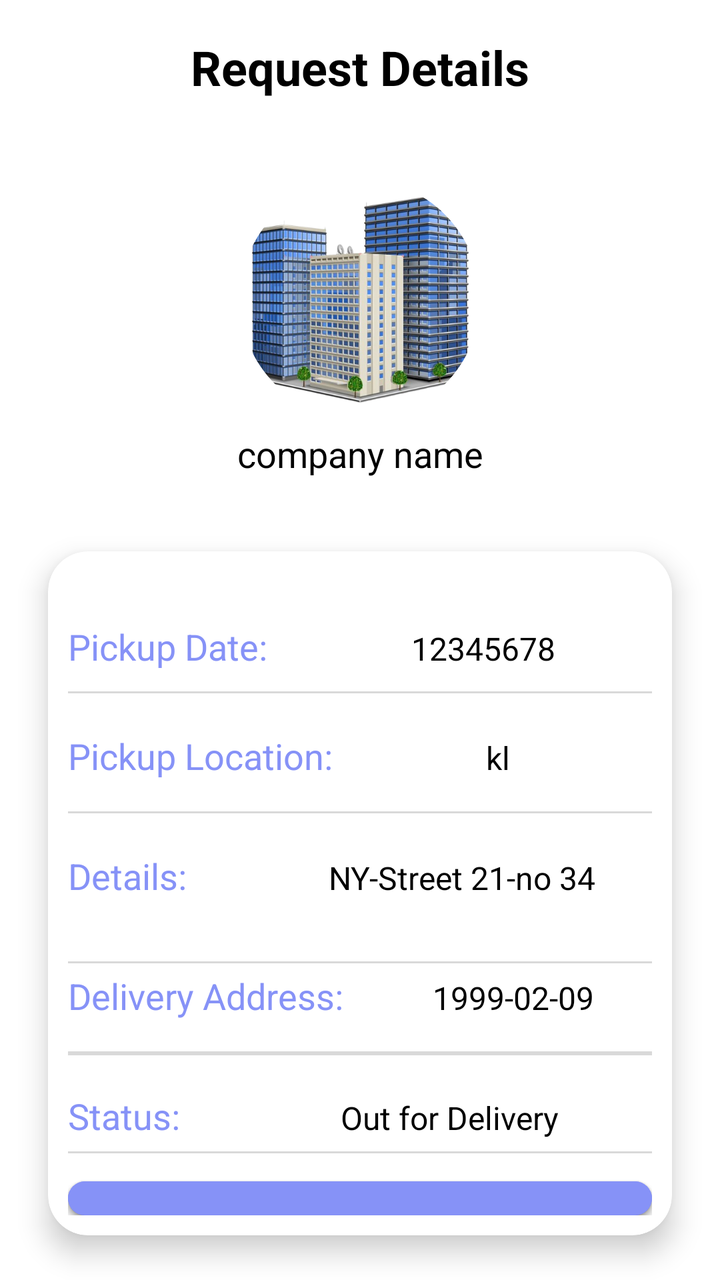
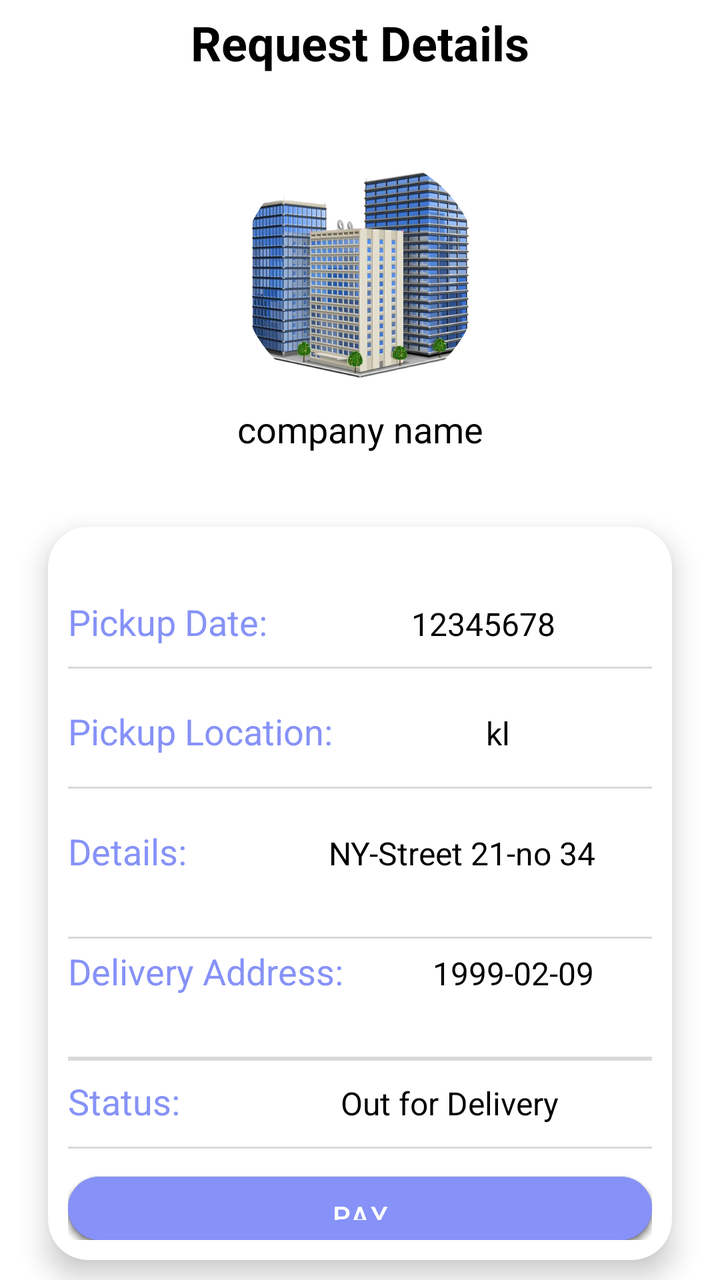

Screens rendered from an Android XML layout before and after an edit, with the pre-edit source and the edit as a unified diff.
<!-- AndroidManifest.xml: application theme Base.Theme.GoBetween -->
<!-- res/layout/activity_request_details.xml -->
<?xml version="1.0" encoding="utf-8"?>
<LinearLayout
    xmlns:android="http://schemas.android.com/apk/res/android"
    xmlns:app="http://schemas.android.com/apk/res-auto"
    xmlns:tools="http://schemas.android.com/tools"
    android:layout_width="match_parent"
    android:layout_height="match_parent"
    android:orientation="vertical"
    tools:context=".CompanyDetails">
    <ImageView
        android:id="@+id/arrow"
        android:layout_width="35dp"
        android:layout_height="47dp"
        android:layout_gravity="start|center_vertical|center"
        android:layout_marginTop="15dp"
        android:src="@drawable/baseline_arrow_back_24" />

    <TextView
        android:layout_width="wrap_content"
        android:layout_height="wrap_content"
        android:id="@+id/detailName"
        android:text="Request Details"
        android:layout_marginTop="-45dp"
        android:textSize="24sp"
        android:textStyle="bold"
        android:layout_gravity="center"/>



    <com.google.android.material.imageview.ShapeableImageView
        android:id="@+id/companyImage"
        android:layout_width="120dp"
        android:layout_height="120dp"
        android:layout_gravity="center"
        android:layout_marginTop="40dp"
        android:scaleType="centerCrop"
        app:shapeAppearanceOverlay="@style/circle"
        android:src="@drawable/company" />

    <TextView
        android:id="@+id/companyName"
        android:layout_width="match_parent"
        android:layout_height="51dp"
        android:layout_marginTop="5dp"
        android:text="company name"
        android:textAlignment="center"
        android:textSize="18dp" />

    <androidx.cardview.widget.CardView
        android:id="@+id/linearLayout3"
        android:layout_width="match_parent"
        android:layout_height="wrap_content"
        android:layout_marginStart="24dp"
        android:layout_marginTop="10dp"
        android:layout_marginEnd="24dp"
        android:layout_marginBottom="10dp"
        android:background="@drawable/white_background"
        android:elevation="3dp"
        android:orientation="vertical"
        app:cardCornerRadius="20dp"
        app:cardElevation="8dp"
        app:layout_constraintBottom_toBottomOf="parent"
        app:layout_constraintEnd_toEndOf="parent"
        app:layout_constraintHorizontal_bias="1.0"
        app:layout_constraintStart_toStartOf="parent"
        app:layout_constraintTop_toBottomOf="@id/constraintLayout"
        app:layout_constraintVertical_bias="0.279"
        tools:layout_constraintStart_toEndOf="parent">

        <LinearLayout
            android:layout_width="match_parent"
            android:layout_height="wrap_content"
            android:layout_margin="10dp"
            android:layout_marginStart="10dp"
            android:layout_marginTop="24dp"
            android:layout_marginEnd="10dp"
            android:layout_marginBottom="10dp"
            android:orientation="horizontal"
            android:paddingTop="30dp">

            <TextView
                android:id="@+id/textView20"
                android:layout_width="wrap_content"
                android:layout_height="wrap_content"
                android:layout_marginTop="-5dp"
                android:layout_weight="1"
                android:text="Pickup Date:"
                android:textColor="@color/lavender"
                android:textSize="18sp" />

            <TextView
                android:id="@+id/pickupDate"
                android:layout_width="144dp"
                android:layout_height="wrap_content"
                android:layout_marginTop="-5dp"
                android:layout_weight="1"
                android:text="12345678"
                android:textAlignment="center"
                android:textSize="16sp" />

        </LinearLayout>

        <View
            android:id="@+id/view1"
            android:layout_width="match_parent"
            android:layout_height="1dp"
            android:layout_marginStart="10dp"
            android:layout_marginTop="70dp"
            android:layout_marginEnd="10dp"
            android:layout_marginBottom="6dp"
            android:background="#D9D9D9" />

        <LinearLayout
            android:layout_width="match_parent"
            android:layout_height="wrap_content"
            android:layout_margin="10dp"
            android:orientation="horizontal">

            <TextView
                android:id="@+id/textView31"
                android:layout_width="wrap_content"
                android:layout_height="wrap_content"
                android:layout_marginTop="80dp"
                android:layout_weight="1"
                android:text="Pickup Location:"
                android:textColor="@color/lavender"
                android:textSize="18sp" />

            <TextView
                android:id="@+id/pickupLocation"
                android:layout_width="148dp"
                android:layout_height="wrap_content"
                android:layout_marginTop="80dp"
                android:layout_weight="1"
                android:text="kl"
                android:textAlignment="center"
                android:textSize="16sp" />

        </LinearLayout>

        <View
            android:id="@+id/view5"
            android:layout_width="match_parent"
            android:layout_height="1dp"
            android:layout_marginStart="10dp"
            android:layout_marginTop="130dp"
            android:layout_marginEnd="10dp"
            android:layout_marginBottom="6dp"
            android:background="#D9D9D9" />

        <LinearLayout
            android:layout_width="match_parent"
            android:layout_height="wrap_content"
            android:layout_margin="10dp"
            android:orientation="horizontal">

            <TextView
                android:id="@+id/textView22"
                android:layout_width="wrap_content"
                android:layout_height="wrap_content"
                android:layout_marginTop="140dp"
                android:layout_weight="1"
                android:text="Details:"
                android:textColor="@color/lavender"
                android:textSize="18sp" />

            <TextView
                android:id="@+id/description"
                android:layout_width="148dp"
                android:layout_height="wrap_content"
                android:layout_marginTop="140dp"
                android:layout_marginBottom="5dp"
                android:layout_weight="1"
                android:text="NY-Street 21-no 34"
                android:textAlignment="center"
                android:textSize="16sp" />

        </LinearLayout>

        <View
            android:id="@+id/view2"
            android:layout_width="match_parent"
            android:layout_height="1dp"
            android:layout_marginStart="10dp"
            android:layout_marginTop="205dp"
            android:layout_marginEnd="10dp"
            android:layout_marginBottom="6dp"
            android:background="#D9D9D9" />

        <LinearLayout
            android:layout_width="match_parent"
            android:layout_height="wrap_content"
            android:layout_margin="10dp"
            android:orientation="horizontal">

            <TextView
                android:id="@+id/textView24"
                android:layout_width="wrap_content"
                android:layout_height="wrap_content"
                android:layout_marginTop="200dp"
                android:layout_weight="1"
                android:text="Delivery Address:"
                android:textColor="@color/lavender"
                android:textSize="18sp" />

            <TextView
                android:id="@+id/deliveryAddress"
                android:layout_width="122dp"
                android:layout_height="wrap_content"
                android:layout_marginTop="200dp"
                android:layout_weight="1"
                android:text="1999-02-09"
                android:textAlignment="center"
                android:textSize="16sp" />

        </LinearLayout>

        <View
            android:id="@+id/view3"
            android:layout_width="match_parent"
            android:layout_height="2dp"
            android:layout_marginStart="10dp"
            android:layout_marginTop="250dp"
            android:layout_marginEnd="10dp"
            android:layout_marginBottom="6dp"
            android:background="#D9D9D9" />

        <LinearLayout
            android:layout_width="match_parent"
            android:layout_height="wrap_content"
            android:layout_margin="10dp"
            android:orientation="horizontal">

            <TextView
                android:id="@+id/textView26"
                android:layout_width="wrap_content"
                android:layout_height="wrap_content"
                android:layout_marginTop="260dp"
                android:layout_weight="1"
                android:text="Status:"
                android:textColor="@color/lavender"
                android:textSize="18sp" />

            <TextView
                android:id="@+id/status"
                android:layout_width="169dp"
                android:layout_height="wrap_content"
                android:layout_marginTop="260dp"
                android:layout_weight="1"
                android:text="Out for Delivery"
                android:textAlignment="center"
                android:textSize="16sp" />

        </LinearLayout>

        <View
            android:id="@+id/view4"
            android:layout_width="match_parent"
            android:layout_height="1dp"
            android:layout_marginStart="10dp"
            android:layout_marginTop="300dp"
            android:layout_marginEnd="10dp"
            android:layout_marginBottom="20dp"
            android:paddingBottom="10dp"
            android:background="#D9D9D9" />

        <LinearLayout
            android:layout_width="match_parent"
            android:layout_height="wrap_content"
            android:layout_margin="10dp"
            android:orientation="horizontal">

            <Button
                android:id="@+id/buttonPay"
                android:layout_width="match_parent"
                android:layout_height="wrap_content"
                android:layout_marginTop="305dp"
                android:background="@drawable/background_button1"
                android:text="Pay" />
        </LinearLayout>

        <LinearLayout
            android:layout_width="match_parent"
            android:layout_height="wrap_content"
            android:layout_margin="10dp"
            android:orientation="horizontal">

            <Button
                android:id="@+id/buttonTrack"
                android:layout_width="match_parent"
                android:layout_height="wrap_content"
                android:layout_marginTop="305dp"
                android:background="@drawable/background_button1"
                android:text="Track" />
        </LinearLayout>
    </androidx.cardview.widget.CardView>
</LinearLayout>
<!-- resources referenced by this layout -->
<resources>
  <color name="lavender">#8692f7</color>
  <!-- drawable background_button1 (drawable) -->
  <?xml version="1.0" encoding="utf-8"?>
  <selector
      xmlns:android="http://schemas.android.com/apk/res/android">
  <item>
      <shape android:shape="rectangle"
          android:layout_width="match_parent"
          android:layout_height="50dp">
          <solid android:color="@color/green"/>
          <corners android:radius="50dp"/>
      </shape>
  </item>
  </selector>
  <!-- drawable baseline_arrow_back_24 (drawable) -->
  <vector android:autoMirrored="true" android:height="24dp"
      android:viewportHeight="24"
      android:viewportWidth="24" android:width="24dp" xmlns:android="http://schemas.android.com/apk/res/android">
      <path android:fillColor="@color/white" android:pathData="M20,11H7.83l5.59,-5.59L12,4l-8,8 8,8 1.41,-1.41L7.83,13H20v-2z"/>
  </vector>
  <!-- drawable company: png bitmap (drawable, 387835 bytes) -->
  <!-- drawable white_background (drawable) -->
  <?xml version="1.0" encoding="utf-8"?>
  <selector xmlns:android="http://schemas.android.com/apk/res/android">
  <item>
      <shape android:shape="rectangle">
          <solid android:color="@color/white"/>
          <corners android:radius="26dp"/>
      </shape>
  </item>
  </selector>
  <style name="circle">
          <item name="cornerSize">50%</item>
      </style>
  <style name="Base.Theme.GoBetween" parent="Theme.MaterialComponents.DayNight.NoActionBar">
          
          
  
      <item name="colorPrimary">@color/lavender</item>
      <item name="colorPrimaryVariant">@color/lavender</item>
      <item name="colorOnPrimary">@color/white</item>
  
      <item name="colorSecondary">@color/teal_200</item>
      <item name="colorSecondaryVariant">@color/teal_700</item>
      <item name="colorOnSecondary">@color/black</item>
          <item name="android:textColor">@color/black</item>
  
      <item name="android:statusBarColor">@color/white</item>
      </style>
  <color name="green">#7FD620</color>
  <color name="white">#FFFFFFFF</color>
  <color name="teal_200">#FF03DAC5</color>
  <color name="teal_700">#FF018786</color>
  <color name="black">#FF000000</color>
</resources>

<!-- the commit's change to res/layout/activity_request_details.xml (unified diff, before → after) -->
@@ -7,20 +7,12 @@
     android:layout_height="match_parent"
     android:orientation="vertical"
     tools:context=".CompanyDetails">
-    <ImageView
-        android:id="@+id/arrow"
-        android:layout_width="35dp"
-        android:layout_height="47dp"
-        android:layout_gravity="start|center_vertical|center"
-        android:layout_marginTop="15dp"
-        android:src="@drawable/baseline_arrow_back_24" />
-
     <TextView
         android:layout_width="wrap_content"
         android:layout_height="wrap_content"
         android:id="@+id/detailName"
         android:text="Request Details"
-        android:layout_marginTop="-45dp"
+        android:layout_marginTop="5dp"
         android:textSize="24sp"
         android:textStyle="bold"
         android:layout_gravity="center"/>
@@ -220,7 +212,7 @@
             android:layout_width="match_parent"
             android:layout_height="2dp"
             android:layout_marginStart="10dp"
-            android:layout_marginTop="250dp"
+            android:layout_marginTop="265dp"
             android:layout_marginEnd="10dp"
             android:layout_marginBottom="6dp"
             android:background="#D9D9D9" />
@@ -235,7 +227,7 @@
                 android:id="@+id/textView26"
                 android:layout_width="wrap_content"
                 android:layout_height="wrap_content"
-                android:layout_marginTop="260dp"
+                android:layout_marginTop="265dp"
                 android:layout_weight="1"
                 android:text="Status:"
                 android:textColor="@color/lavender"
@@ -245,7 +237,7 @@
                 android:id="@+id/status"
                 android:layout_width="169dp"
                 android:layout_height="wrap_content"
-                android:layout_marginTop="260dp"
+                android:layout_marginTop="265dp"
                 android:layout_weight="1"
                 android:text="Out for Delivery"
                 android:textAlignment="center"
@@ -258,7 +250,7 @@
             android:layout_width="match_parent"
             android:layout_height="1dp"
             android:layout_marginStart="10dp"
-            android:layout_marginTop="300dp"
+            android:layout_marginTop="310dp"
             android:layout_marginEnd="10dp"
             android:layout_marginBottom="20dp"
             android:paddingBottom="10dp"
@@ -274,14 +266,14 @@
                 android:id="@+id/buttonPay"
                 android:layout_width="match_parent"
                 android:layout_height="wrap_content"
-                android:layout_marginTop="305dp"
+                android:layout_marginTop="315dp"
                 android:background="@drawable/background_button1"
                 android:text="Pay" />
         </LinearLayout>
 
         <LinearLayout
             android:layout_width="match_parent"
-            android:layout_height="wrap_content"
+            android:layout_height="match_parent"
             android:layout_margin="10dp"
             android:orientation="horizontal">
 
@@ -289,9 +281,25 @@
                 android:id="@+id/buttonTrack"
                 android:layout_width="match_parent"
                 android:layout_height="wrap_content"
-                android:layout_marginTop="305dp"
+                android:layout_marginTop="315dp"
                 android:background="@drawable/background_button1"
                 android:text="Track" />
+
+        </LinearLayout>
+        <LinearLayout
+            android:layout_width="match_parent"
+            android:layout_height="match_parent"
+            android:layout_margin="10dp"
+            android:orientation="horizontal">
+
+            <Button
+                android:id="@+id/buttonPay2"
+                android:layout_width="match_parent"
+                android:layout_height="wrap_content"
+                android:layout_marginTop="315dp"
+                android:background="@drawable/background_button1"
+                android:text="Pay" />
+
         </LinearLayout>
     </androidx.cardview.widget.CardView>
 </LinearLayout>
<!-- resource entries referenced after the edit -->
@@ -14,12 +14,6 @@
       </shape>
   </item>
   </selector>
-  <!-- drawable baseline_arrow_back_24 (drawable) -->
-  <vector android:autoMirrored="true" android:height="24dp"
-      android:viewportHeight="24"
-      android:viewportWidth="24" android:width="24dp" xmlns:android="http://schemas.android.com/apk/res/android">
-      <path android:fillColor="@color/white" android:pathData="M20,11H7.83l5.59,-5.59L12,4l-8,8 8,8 1.41,-1.41L7.83,13H20v-2z"/>
-  </vector>
   <!-- drawable company: png bitmap (drawable, 387835 bytes) -->
   <!-- drawable white_background (drawable) -->
   <?xml version="1.0" encoding="utf-8"?>
